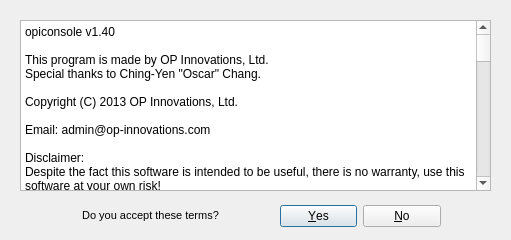
Before: the Qt Designer form license/licensedialog.ui in OPInnovations/opiconsole, drawn with Qt 5.
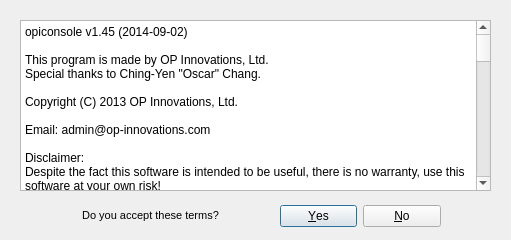
After: the same form once the commit is applied. Icons and pictures are not drawn.

Patch:
```diff
--- a/license/licensedialog.ui
+++ b/license/licensedialog.ui
@@ -46,7 +46,7 @@
     </rect>
    </property>
    <property name="plainText">
-    <string>opiconsole v1.40
+    <string>opiconsole v1.45 (2014-09-02)
 
 This program is made by OP Innovations, Ltd. 
 Special thanks to Ching-Yen &quot;Oscar&quot; Chang.
```
